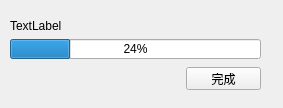
Before: the Qt Designer form update.ui in q381528589/AddWork, drawn with Qt 5.
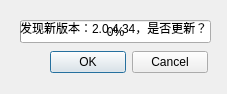
After: the same form once the commit is applied.

Commit message: 修改：update可视化界面卡死的问题 修改：update整个UI界面 新增：update程序所需要的version.txt文件

```diff
--- a/update.ui
+++ b/update.ui
@@ -1,70 +1,69 @@
 <?xml version="1.0" encoding="UTF-8"?>
 <ui version="4.0">
- <class>UpdateWindow</class>
- <widget class="QMainWindow" name="UpdateWindow">
+ <class>Dialog</class>
+ <widget class="QDialog" name="Dialog">
   <property name="geometry">
    <rect>
     <x>0</x>
     <y>0</y>
-    <width>283</width>
-    <height>108</height>
+    <width>227</width>
+    <height>94</height>
    </rect>
   </property>
-  <property name="sizePolicy">
-   <sizepolicy hsizetype="Fixed" vsizetype="Fixed">
-    <horstretch>0</horstretch>
-    <verstretch>0</verstretch>
-   </sizepolicy>
-  </property>
   <property name="windowTitle">
    <string>程序更新</string>
   </property>
-  <widget class="QWidget" name="centralwidget">
-   <widget class="QPushButton" name="Btn_OK">
-    <property name="geometry">
-     <rect>
-      <x>186</x>
-      <y>67</y>
-      <width>75</width>
-      <height>23</height>
-     </rect>
-    </property>
-    <property name="text">
-     <string>完成</string>
-    </property>
-   </widget>
-   <widget class="QWidget" name="">
-    <property name="geometry">
-     <rect>
-      <x>10</x>
-      <y>19</y>
-      <width>251</width>
-      <height>40</height>
-     </rect>
-    </property>
-    <layout class="QVBoxLayout" name="verticalLayout">
-     <item>
-      <widget class="QLabel" name="Label_Status">
-       <property name="sizePolicy">
-        <sizepolicy hsizetype="Fixed" vsizetype="Fixed">
-         <horstretch>0</horstretch>
-         <verstretch>0</verstretch>
-        </sizepolicy>
-       </property>
-       <property name="text">
-        <string>TextLabel</string>
-       </property>
-      </widget>
-     </item>
-     <item>
-      <widget class="QProgressBar" name="Bar_Status">
-       <property name="value">
-        <number>24</number>
-       </property>
-      </widget>
-     </item>
-    </layout>
-   </widget>
+  <widget class="QProgressBar" name="progressBar">
+   <property name="geometry">
+    <rect>
+     <x>20</x>
+     <y>20</y>
+     <width>191</width>
+     <height>23</height>
+    </rect>
+   </property>
+   <property name="value">
+    <number>0</number>
+   </property>
+  </widget>
+  <widget class="QLabel" name="label">
+   <property name="geometry">
+    <rect>
+     <x>20</x>
+     <y>20</y>
+     <width>191</width>
+     <height>16</height>
+    </rect>
+   </property>
+   <property name="text">
+    <string>发现新版本：2.0.4.34，是否更新？</string>
+   </property>
+  </widget>
+  <widget class="QWidget" name="">
+   <property name="geometry">
+    <rect>
+     <x>50</x>
+     <y>50</y>
+     <width>158</width>
+     <height>25</height>
+    </rect>
+   </property>
+   <layout class="QHBoxLayout" name="horizontalLayout">
+    <item>
+     <widget class="QPushButton" name="Btn_OK">
+      <property name="text">
+       <string>OK</string>
+      </property>
+     </widget>
+    </item>
+    <item>
+     <widget class="QPushButton" name="Btn_Cancel">
+      <property name="text">
+       <string>Cancel</string>
+      </property>
+     </widget>
+    </item>
+   </layout>
   </widget>
  </widget>
  <resources/>
```
Left out of the diff: 21 changed lines with no effect on the pictures. The commit also changes 3 other files.
